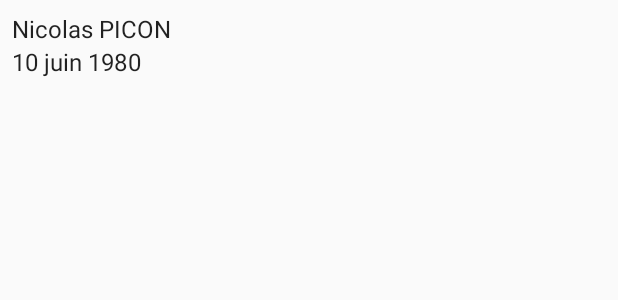
After one commit to nicopico-dev/HappyBirthday, an Android app: the layout item_contact.xml on its own in the app's theme, with its tools: preview values and no code run, on a phone screen of 412 x 824 dp. The commit adds this screen. Shown: the top 300 px of the screen. Run offline under Robolectric (Android 15) with nearby library versions, the phone set to English and light mode, and no system bars.

Commit message:
MainActivity

```diff
--- a/app/build.gradle
+++ b/app/build.gradle
@@ -27,6 +27,9 @@ kapt {
 
 dependencies {
     compile dep.appcompat
+    compile dep.support_v4
+    compile dep.recyclerview
+    compile dep.design
     compile project(path: ':common')
 
     compile dep.dagger
--- a/app/src/main/AndroidManifest.xml
+++ b/app/src/main/AndroidManifest.xml
@@ -10,7 +10,7 @@
         android:label="@string/app_name"
         android:supportsRtl="true"
         android:theme="@style/AppTheme">
-        <activity android:name=".ui.MainActivity">
+        <activity android:name=".ui.home.MainActivity">
             <intent-filter>
                 <action android:name="android.intent.action.MAIN"/>
                 <category android:name="android.intent.category.LAUNCHER"/>
--- a/app/src/main/java/fr/nicopico/happybirthday/inject/AppComponent.kt
+++ b/app/src/main/java/fr/nicopico/happybirthday/inject/AppComponent.kt
@@ -2,7 +2,7 @@ package fr.nicopico.happybirthday.inject
 
 import android.content.Context
 import dagger.Component
-import fr.nicopico.happybirthday.ui.MainActivity
+import fr.nicopico.happybirthday.ui.home.MainActivity
 import javax.inject.Singleton
 
 @Singleton
--- /dev/null
+++ b/app/src/main/res/layout/item_contact.xml
@@ -0,0 +1,31 @@
+<?xml version="1.0" encoding="utf-8"?>
+<GridLayout
+    xmlns:android="http://schemas.android.com/apk/res/android"
+    xmlns:tools="http://schemas.android.com/tools"
+    android:layout_width="match_parent"
+    android:layout_height="wrap_content"
+    android:columnCount="2"
+    android:rowCount="2"
+    android:padding="@dimen/space_small">
+
+    <ImageView
+        android:id="@+id/imgAvatar"
+        android:layout_width="wrap_content"
+        android:layout_height="wrap_content"
+        android:layout_rowSpan="2"/>
+
+    <TextView
+        android:id="@+id/txtName"
+        android:layout_width="match_parent"
+        android:layout_height="wrap_content"
+        android:textAppearance="?android:attr/textAppearanceListItem"
+        tools:text="Nicolas PICON"/>
+
+    <TextView
+        android:id="@+id/txtInfos"
+        android:layout_width="match_parent"
+        android:layout_height="wrap_content"
+        android:textAppearance="?android:attr/textAppearanceListItemSmall"
+        tools:text="10 juin 1980"/>
+
+</GridLayout>
--- a/dependencies.gradle
+++ b/dependencies.gradle
@@ -16,7 +16,7 @@ ext {
             cardview            : "com.android.support:cardview-v7:$android_support_version",
             design              : "com.android.support:design:$android_support_version",
             recyclerview        : "com.android.support:recyclerview-v7:$android_support_version",
-            support             : "com.android.support:support-v4:$android_support_version",
+            support_v4          : "com.android.support:support-v4:$android_support_version",
             support_v13         : "com.android.support:support-v13:$android_support_version",
             support_annotations : "com.android.support:support-annotations:$android_support_version",
 
```
Also changed, not shown: app/src/main/java/fr/nicopico/happybirthday/ui/home/ContactAdapter.kt (added, +42 -0 lines), app/src/main/java/fr/nicopico/happybirthday/ui/home/MainActivity.kt (renamed from app/src/main/java/fr/nicopico/happybirthday/ui/MainActivity.kt, +14 -3 lines), app/src/main/res/layout/activity_main.xml (+6 -1 lines), common/src/main/java/fr/nicopico/happybirthday/data/repository/ContactRepository.kt (+5 -5 lines), common/src/main/res/values/dimens.xml (added, +13 -0 lines).
